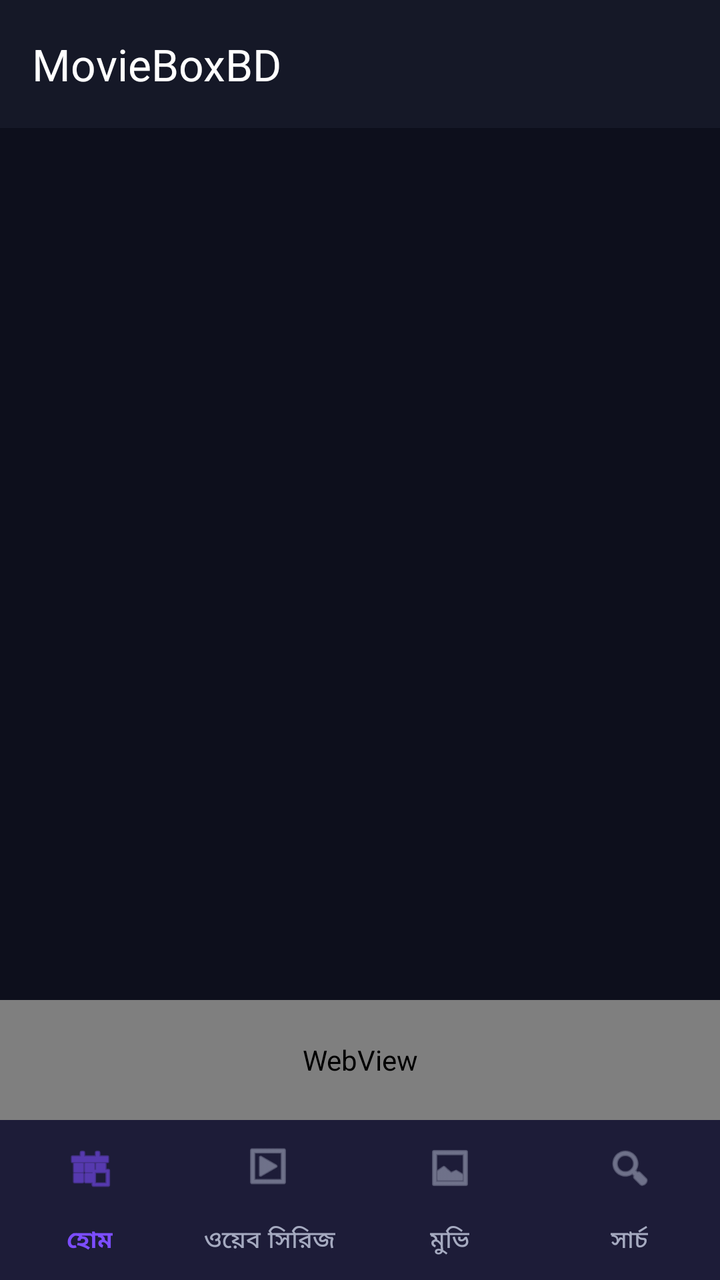
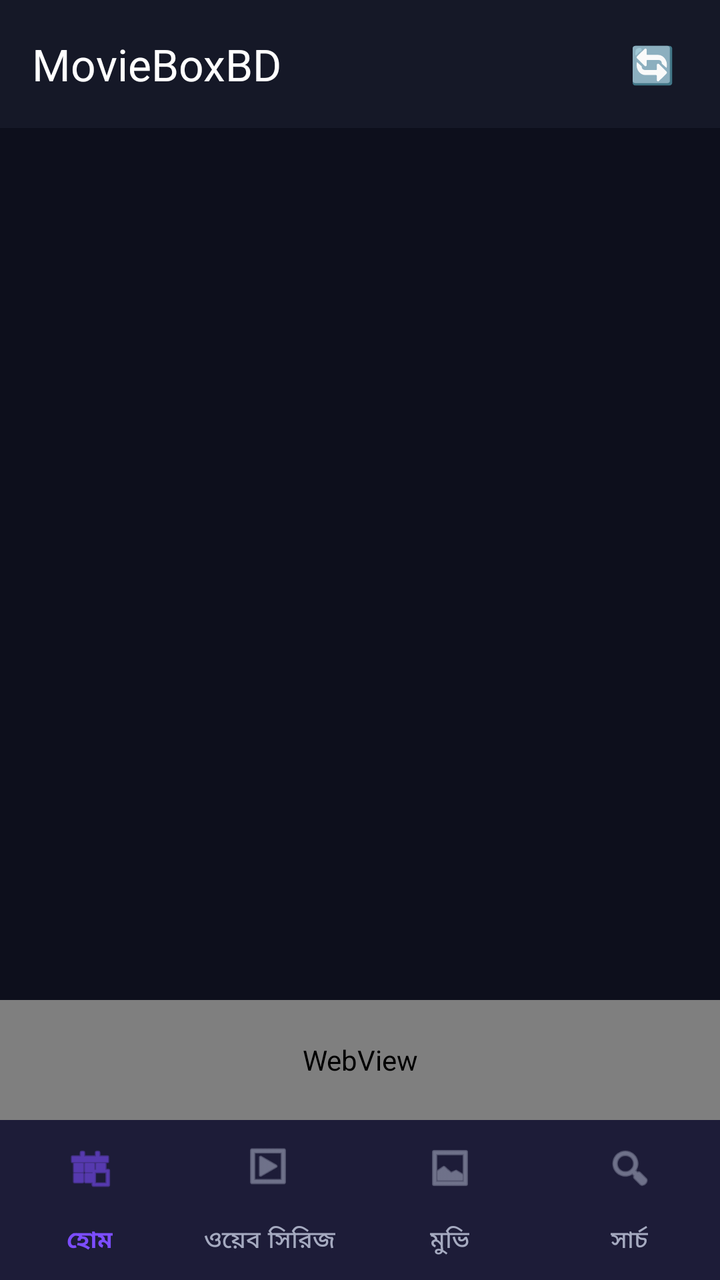

An Android layout rendered at two revisions. The XML below is the earlier revision; the diff shows what the commit changed to produce the second picture.
<!-- AndroidManifest.xml: application theme Theme.MovieBox -->
<!-- res/layout/activity_main.xml -->
<?xml version="1.0" encoding="utf-8"?>
<LinearLayout xmlns:android="http://schemas.android.com/apk/res/android"
    xmlns:app="http://schemas.android.com/apk/res-auto"
    android:layout_width="match_parent"
    android:layout_height="match_parent"
    android:background="@color/bg"
    android:orientation="vertical">

    <com.google.android.material.appbar.MaterialToolbar
        android:id="@+id/toolbar"
        android:layout_width="match_parent"
        android:layout_height="?attr/actionBarSize"
        android:background="@color/surface"
        app:title="@string/app_name"
        app:titleTextColor="@color/textMain" />

    <FrameLayout
        android:layout_width="match_parent"
        android:layout_height="0dp"
        android:layout_weight="1">

        
        <FrameLayout
            android:id="@+id/homePane"
            android:layout_width="match_parent"
            android:layout_height="match_parent">

            <androidx.recyclerview.widget.RecyclerView
                android:id="@+id/homeList"
                android:layout_width="match_parent"
                android:layout_height="match_parent"
                android:clipToPadding="false"
                android:scrollbars="vertical" />

            <ProgressBar
                android:id="@+id/homeSpinner"
                android:layout_width="wrap_content"
                android:layout_height="wrap_content"
                android:layout_gravity="center"
                android:visibility="gone" />

            <LinearLayout
                android:id="@+id/homeEmpty"
                android:layout_width="match_parent"
                android:layout_height="wrap_content"
                android:layout_gravity="center"
                android:gravity="center"
                android:orientation="vertical"
                android:padding="24dp"
                android:visibility="gone">

                <TextView
                    android:layout_width="wrap_content"
                    android:layout_height="wrap_content"
                    android:text="📡 ইন্টারনেট সমস্যা — আবার চেষ্টা করো"
                    android:textColor="@color/textSub"
                    android:textSize="15sp" />

                <com.google.android.material.button.MaterialButton
                    android:id="@+id/btnRetryHome"
                    android:layout_width="wrap_content"
                    android:layout_height="wrap_content"
                    android:layout_marginTop="12dp"
                    android:text="@string/retry" />
            </LinearLayout>
        </FrameLayout>

        
        <LinearLayout
            android:id="@+id/paneGrid"
            android:layout_width="match_parent"
            android:layout_height="match_parent"
            android:orientation="vertical"
            android:visibility="gone">

            <HorizontalScrollView
                android:id="@+id/chipsWrap"
                android:layout_width="match_parent"
                android:layout_height="wrap_content"
                android:background="@color/bg"
                android:paddingVertical="6dp"
                android:scrollbars="none">

                <com.google.android.material.chip.ChipGroup
                    android:id="@+id/chips"
                    android:layout_width="wrap_content"
                    android:layout_height="wrap_content"
                    android:paddingHorizontal="10dp"
                    app:chipSpacingHorizontal="8dp"
                    app:selectionRequired="true"
                    app:singleLine="true" />
            </HorizontalScrollView>

            <androidx.recyclerview.widget.RecyclerView
                android:id="@+id/recycler"
                android:layout_width="match_parent"
                android:layout_height="0dp"
                android:layout_weight="1"
                android:clipToPadding="false"
                android:padding="8dp"
                android:scrollbars="vertical" />

            <ProgressBar
                android:id="@+id/spinner"
                android:layout_width="wrap_content"
                android:layout_height="wrap_content"
                android:layout_gravity="center"
                android:layout_margin="10dp"
                android:visibility="gone" />

            <LinearLayout
                android:id="@+id/emptyBox"
                android:layout_width="match_parent"
                android:layout_height="wrap_content"
                android:layout_gravity="center"
                android:gravity="center"
                android:orientation="vertical"
                android:padding="24dp"
                android:visibility="gone">

                <TextView
                    android:id="@+id/emptyText"
                    android:layout_width="wrap_content"
                    android:layout_height="wrap_content"
                    android:textColor="@color/textSub"
                    android:textSize="15sp" />

                <com.google.android.material.button.MaterialButton
                    android:id="@+id/btnRetry"
                    android:layout_width="wrap_content"
                    android:layout_height="wrap_content"
                    android:layout_marginTop="12dp"
                    android:text="@string/retry" />
            </LinearLayout>
        </LinearLayout>

        
        <LinearLayout
            android:id="@+id/searchPane"
            android:layout_width="match_parent"
            android:layout_height="match_parent"
            android:orientation="vertical"
            android:visibility="gone">

            <LinearLayout
                android:layout_width="match_parent"
                android:layout_height="wrap_content"
                android:gravity="center_vertical"
                android:orientation="horizontal"
                android:padding="10dp">

                <EditText
                    android:id="@+id/searchInput"
                    android:layout_width="0dp"
                    android:layout_height="wrap_content"
                    android:layout_weight="1"
                    android:background="@color/surface2"
                    android:hint="মুভি / সিরিজ খুঁজো..."
                    android:imeOptions="actionSearch"
                    android:inputType="text"
                    android:maxLines="1"
                    android:padding="12dp"
                    android:textColor="@color/textMain"
                    android:textColorHint="@color/textSub" />

                <ImageButton
                    android:id="@+id/searchBtn"
                    android:layout_width="48dp"
                    android:layout_height="48dp"
                    android:layout_marginStart="6dp"
                    android:background="?attr/selectableItemBackgroundBorderless"
                    android:contentDescription="search"
                    android:src="@android:drawable/ic_menu_search"
                    app:tint="@color/accent" />
            </LinearLayout>

            <androidx.recyclerview.widget.RecyclerView
                android:id="@+id/searchGrid"
                android:layout_width="match_parent"
                android:layout_height="0dp"
                android:layout_weight="1"
                android:clipToPadding="false"
                android:padding="8dp"
                android:scrollbars="vertical" />

            <ProgressBar
                android:id="@+id/searchSpinner"
                android:layout_width="wrap_content"
                android:layout_height="wrap_content"
                android:layout_gravity="center"
                android:layout_margin="10dp"
                android:visibility="gone" />

            <TextView
                android:id="@+id/searchEmpty"
                android:layout_width="match_parent"
                android:layout_height="wrap_content"
                android:gravity="center"
                android:padding="24dp"
                android:text="🔍 কিছু পাওয়া যায়নি — আবার চেষ্টা করো"
                android:textColor="@color/textSub"
                android:visibility="gone" />

            <com.google.android.material.button.MaterialButton
                android:id="@+id/btnRetrySearch"
                android:layout_width="wrap_content"
                android:layout_height="wrap_content"
                android:layout_gravity="center"
                android:layout_marginBottom="12dp"
                android:text="@string/retry"
                android:visibility="gone" />
        </LinearLayout>
    </FrameLayout>

    
    <FrameLayout
        android:id="@+id/adBox"
        android:layout_width="match_parent"
        android:layout_height="60dp"
        android:background="@color/surface">

        <WebView
            android:id="@+id/adBanner"
            android:layout_width="match_parent"
            android:layout_height="match_parent" />
    </FrameLayout>

    
    <com.google.android.material.bottomnavigation.BottomNavigationView
        android:id="@+id/bottomNav"
        android:layout_width="match_parent"
        android:layout_height="wrap_content"
        android:background="@color/surface"
        app:itemIconTint="@color/nav_item"
        app:itemTextColor="@color/nav_item"
        app:labelVisibilityMode="labeled"
        app:menu="@menu/bottom_nav" />
</LinearLayout>
<!-- resources referenced by this layout -->
<resources>
  <color name="accent">#7C4DFF</color>
  <color name="bg">#0D0F1C</color>
  <color name="surface">#151827</color>
  <color name="surface2">#1D2135</color>
  <color name="textMain">#FFFFFF</color>
  <color name="textSub">#A5AAC0</color>
  <string name="app_name">MovieBoxBD</string>
  <string name="retry">🔄 আবার চেষ্টা করো</string>
  <style name="Theme.MovieBox" parent="Theme.Material3.Dark.NoActionBar">
          <item name="colorPrimary">@color/accent</item>
          <item name="colorOnPrimary">#FFFFFF</item>
          <item name="colorSecondary">@color/accent2</item>
          <item name="android:colorBackground">@color/bg</item>
          <item name="colorSurface">@color/surface</item>
          <item name="colorOnSurface">@color/textMain</item>
          <item name="android:statusBarColor">@color/bg</item>
          <item name="android:navigationBarColor">@color/bg</item>
          <item name="android:textColor">@color/textMain</item>
          <item name="android:fontFamily">sans-serif</item>
      </style>
  <color name="accent2">#00E5A0</color>
</resources>

<!-- the commit's change to res/layout/activity_main.xml (unified diff, before → after) -->
@@ -6,13 +6,31 @@
     android:background="@color/bg"
     android:orientation="vertical">
 
-    <com.google.android.material.appbar.MaterialToolbar
-        android:id="@+id/toolbar"
-        android:layout_width="match_parent"
-        android:layout_height="?attr/actionBarSize"
-        android:background="@color/surface"
-        app:title="@string/app_name"
-        app:titleTextColor="@color/textMain" />
+    
+    <FrameLayout
+        android:layout_width="match_parent"
+        android:layout_height="?attr/actionBarSize">
+
+        <com.google.android.material.appbar.MaterialToolbar
+            android:id="@+id/toolbar"
+            android:layout_width="match_parent"
+            android:layout_height="match_parent"
+            android:background="@color/surface"
+            app:title="@string/app_name"
+            app:titleTextColor="@color/textMain" />
+
+        <TextView
+            android:id="@+id/btnReload"
+            android:layout_width="48dp"
+            android:layout_height="48dp"
+            android:layout_gravity="center_vertical|end"
+            android:layout_marginEnd="10dp"
+            android:background="?attr/selectableItemBackgroundBorderless"
+            android:contentDescription="reload"
+            android:gravity="center"
+            android:text="🔄"
+            android:textSize="18sp" />
+    </FrameLayout>
 
     <FrameLayout
         android:layout_width="match_parent"
